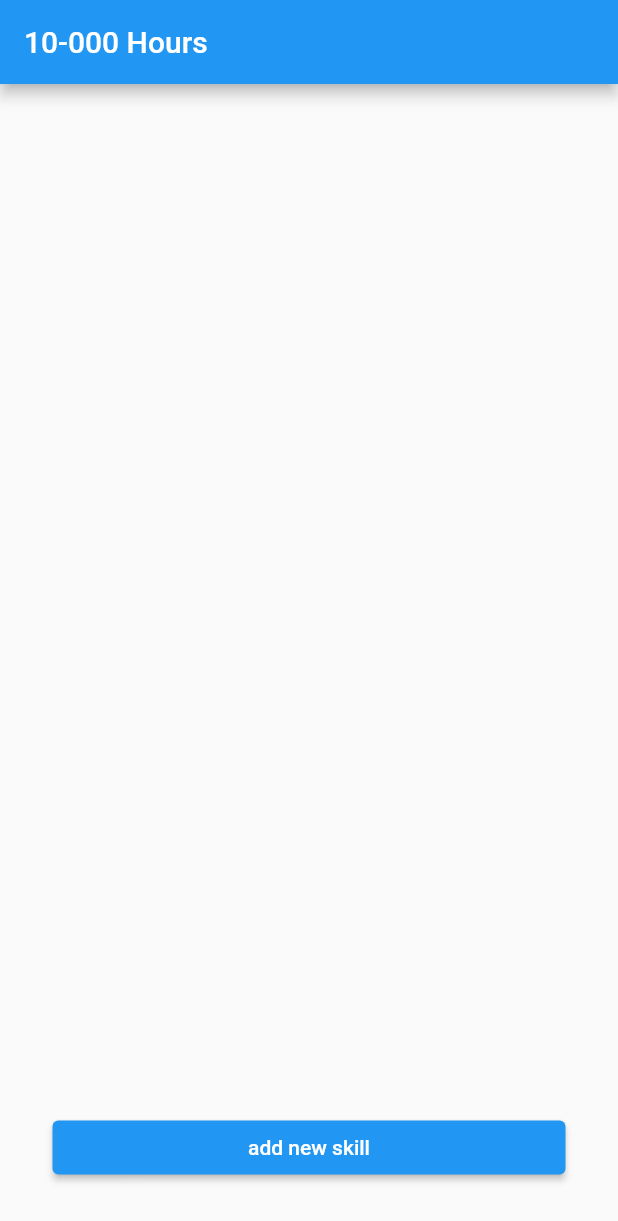
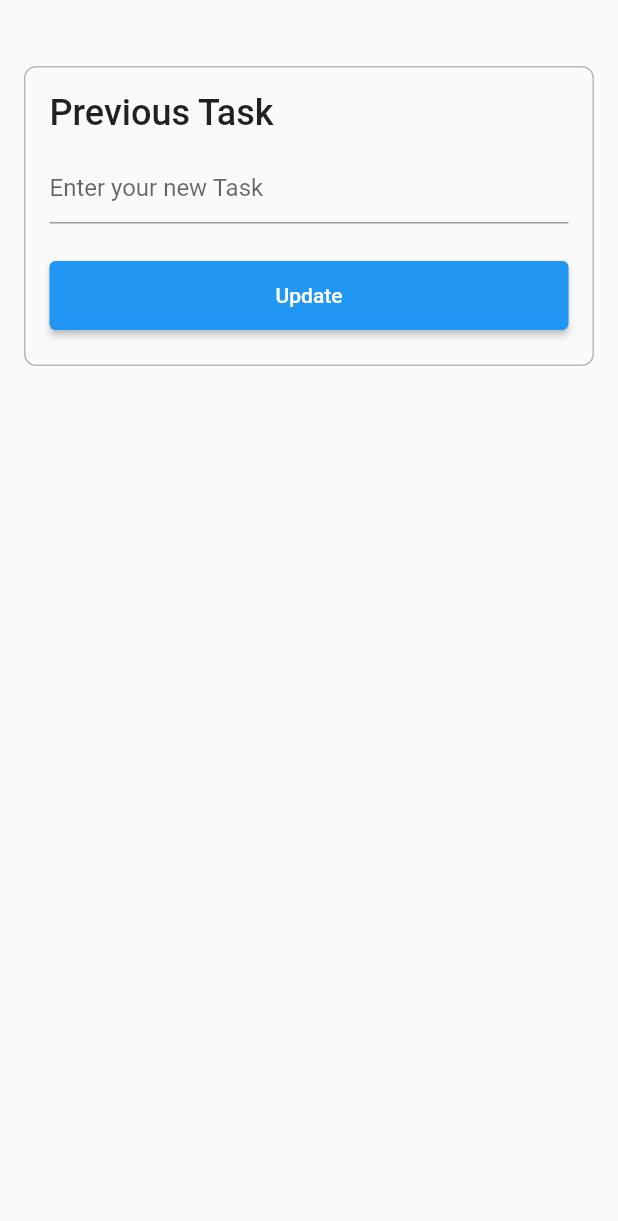
Before and after one commit to ACM-VIT/10-000-Hours, a Flutter app: the screen it shows after launch, on a phone screen of 412 x 824 dp. Shown: the top 1221 px of the screen. Run offline on Flutter 3.47's test engine with Material 2 defaults, Android fonts, the phone set to English and light mode, and no system bars; our stand-ins replace animated_splash_screen, percent_indicator.

Commit message:
added edit task screen

```diff
--- a/lib/main.dart
+++ b/lib/main.dart
@@ -2,6 +2,7 @@ import 'package:flutter/material.dart';
 import 'package:provider/provider.dart';
 import 'package:ten_thousand_hours/providers/task_list_provider.dart';
 import 'package:ten_thousand_hours/providers/timer_provider.dart';
+import 'package:ten_thousand_hours/view/screens/edit_taskname.dart';
 import 'package:ten_thousand_hours/view/screens/splash_screen.dart';
 import 'view/screens/add_task.dart';
 import 'view/screens/timer_screen.dart';
@@ -20,10 +21,11 @@ void main() {
     ],
     child: MaterialApp(
       title: "10,000 Hours",
-      initialRoute: splashScreen.id,
+      initialRoute: EditTaskName.id,
       routes: {
 
         splashScreen.id: (context) => splashScreen(),
+        EditTaskName.id: (context) => EditTaskName(),
         HomeScreen.id: (context) => HomeScreen(),
         AddTask.id: (context) => AddTask(),
         TaskTimer.id: (context) => const TaskTimer(),
--- /dev/null
+++ b/lib/view/screens/edit_taskname.dart
@@ -0,0 +1,53 @@
+import 'package:flutter/material.dart';
+import 'package:flutter/src/widgets/container.dart';
+import 'package:flutter/src/widgets/framework.dart';
+
+class EditTaskName extends StatefulWidget {
+  static String id = "EditTask";
+  const EditTaskName({super.key});
+
+  @override
+  State<EditTaskName> createState() => _EditTaskNameState();
+}
+
+class _EditTaskNameState extends State<EditTaskName> {
+  @override
+  Widget build(BuildContext context) {
+    return Scaffold(
+      body: Padding(
+        padding: const EdgeInsets.fromLTRB(16, 44, 16, 16),
+        child: Container(
+          child: Padding(
+            padding: const EdgeInsets.all(16.0),
+            child: Column(
+              crossAxisAlignment: CrossAxisAlignment.start,
+              children: [
+                Text(
+                  'Previous Task',
+                  style: TextStyle(fontSize: 24, fontWeight: FontWeight.w500),
+                ),
+                SizedBox(
+                  height: 12,
+                ),
+                TextField(
+                  decoration: InputDecoration(hintText: 'Enter your new Task'),
+                ),
+                SizedBox(
+                  height: 24,
+                ),
+                ElevatedButton(
+                    style: ElevatedButton.styleFrom(fixedSize: Size(370, 46)),
+                    onPressed: () {},
+                    child: const Text('Update')),
+              ],
+            ),
+          ),
+          height: 200,
+          decoration: BoxDecoration(
+             borderRadius: BorderRadius.circular(8),
+              border: Border.all(color: Color.fromARGB(255, 184, 184, 184))),
+        ),
+      ),
+    );
+  }
+}
```
